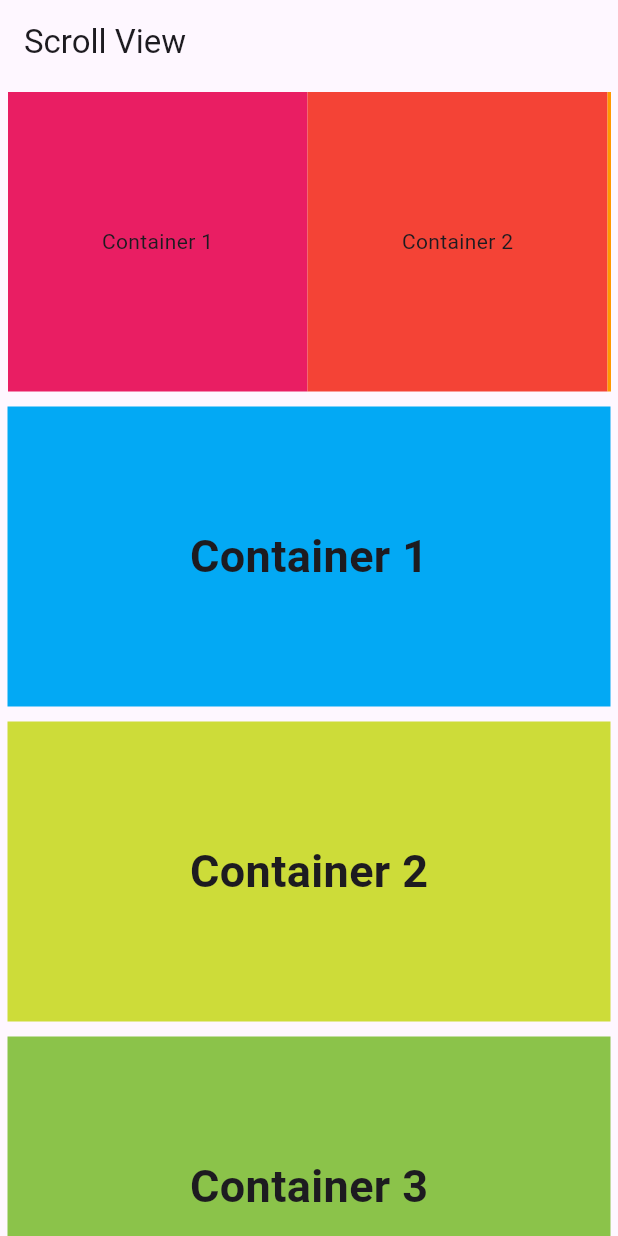
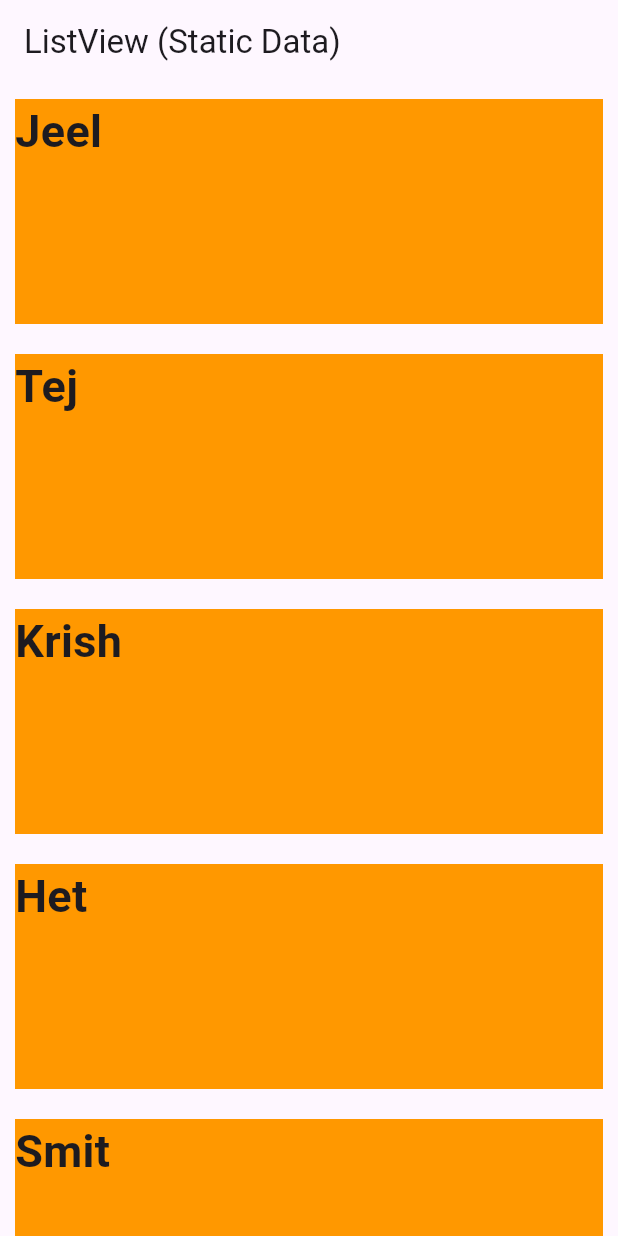
Before and after one commit to jeelpatel001/first_flutter_app, a Flutter app: the screen it shows after launch, on a phone screen of 412 x 824 dp. Run offline on Flutter 3.47's test engine with Material 3 defaults, Android fonts, the phone set to English and light mode, and no system bars.

Commit message:
Learn ListView using Static Data

```diff
--- /dev/null
+++ b/lib/_10_List_View_StaticData.dart
@@ -0,0 +1,78 @@
+import 'package:flutter/material.dart';
+
+class ListViewStaticData extends StatelessWidget {
+  const ListViewStaticData({super.key});
+
+  @override
+  Widget build(BuildContext context) {
+    return Scaffold(
+      appBar: AppBar(
+        title: const Text("ListView (Static Data)"),
+      ),
+      body: ListView(
+        children: [
+          Container(
+            margin: const EdgeInsets.all(10),
+            height: 150,
+            color: Colors.orange,
+            child: const Text(
+              "Jeel",
+              style: TextStyle(
+                fontWeight: FontWeight.bold,
+                fontSize: 30,
+              ),
+            ),
+          ),
+          Container(
+            margin: const EdgeInsets.all(10),
+            height: 150,
+            color: Colors.orange,
+            child: const Text(
+              "Tej",
+              style: TextStyle(
+                fontWeight: FontWeight.bold,
+                fontSize: 30,
+              ),
+            ),
+          ),
+          Container(
+            margin: const EdgeInsets.all(10),
+            height: 150,
+            color: Colors.orange,
+            child: const Text(
+              "Krish",
+              style: TextStyle(
+                fontWeight: FontWeight.bold,
+                fontSize: 30,
+              ),
+            ),
+          ),
+          Container(
+            margin: const EdgeInsets.all(10),
+            height: 150,
+            color: Colors.orange,
+            child: const Text(
+              "Het",
+              style: TextStyle(
+                fontWeight: FontWeight.bold,
+                fontSize: 30,
+              ),
+            ),
+          ),
+          Container(
+            margin: const EdgeInsets.all(10),
+            height: 150,
+            color: Colors.orange,
+            child: const Text(
+              "Smit",
+              style: TextStyle(
+                fontWeight: FontWeight.bold,
+                fontSize: 30,
+              ),
+            ),
+          ),
+        ],
+      ),
+    );
+  }
+}
--- a/lib/main.dart
+++ b/lib/main.dart
@@ -1,3 +1,4 @@
+import 'package:first_flutter_app/_10_List_View_StaticData.dart';
 import 'package:first_flutter_app/_1_Container.dart';
 import 'package:first_flutter_app/_2_Text_Button_Widget.dart';
 import 'package:first_flutter_app/_3_Elevated_Button_Widget.dart';
@@ -36,7 +37,8 @@ class MyApp extends StatelessWidget {
       // home: const row(),
       // home: const column(),
       // home: const inkwell(),
-      home: const MyScrollView(),
+      // home: const MyScrollView(),
+      home: const ListViewStaticData(),
     );
   }
 }
@@ -159,67 +161,6 @@ class _MyHomePageState extends State<MyHomePage> {
       //   ],
       // ),
 
-      /*-------Scroll View-------*/
-
-      // body: Container(
-      //   width: double.maxFinite,
-      //   child: SingleChildScrollView(
-      //     child: Column(
-      //       children: [
-      //         Container(
-      //           height: 200,
-      //           child: SingleChildScrollView(
-      //             scrollDirection: Axis.horizontal,
-      //             child: Row(
-      //               children: [
-      //                 Container(
-      //                   width: 200,
-      //                   height: 200,
-      //                   color: Colors.black12,
-      //                 ),
-      //                 Container(
-      //                   width: 200,
-      //                   height: 200,
-      //                   color: Colors.deepPurpleAccent,
-      //                 ),
-      //                 Container(
-      //                   width: 200,
-      //                   height: 200,
-      //                   color: Colors.lime,
-      //                 ),
-      //                 Container(
-      //                   width: 200,
-      //                   height: 200,
-      //                   color: Colors.greenAccent,
-      //                 ),
-      //               ],
-      //             ),
-      //           ),
-      //         ),
-      //         Container(
-      //           height: 200,
-      //           color: Colors.amber,
-      //         ),
-      //         Container(
-      //           height: 200,
-      //           color: Colors.lightBlue,
-      //         ),
-      //         Container(
-      //           height: 200,
-      //           color: Colors.green,
-      //         ),
-      //         Container(
-      //           height: 200,
-      //           color: Colors.red,
-      //         ),
-      //         Container(
-      //           height: 200,
-      //           color: Colors.pink,
-      //         ),
-      //       ],
-      //     ),
-      //   ),
-      // ),
 
     );
   }
```
